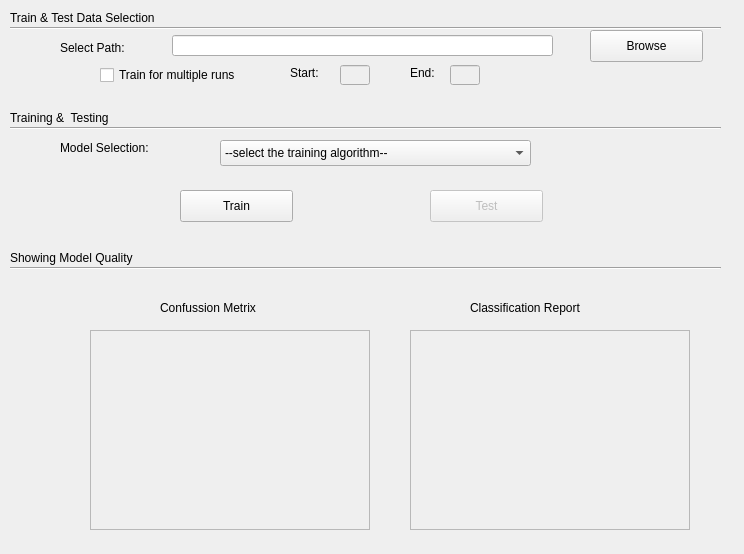
Qt form machineLearningGUI.ui (gihankaushyal/PixelAnomalyDetectorTool) before a commit.
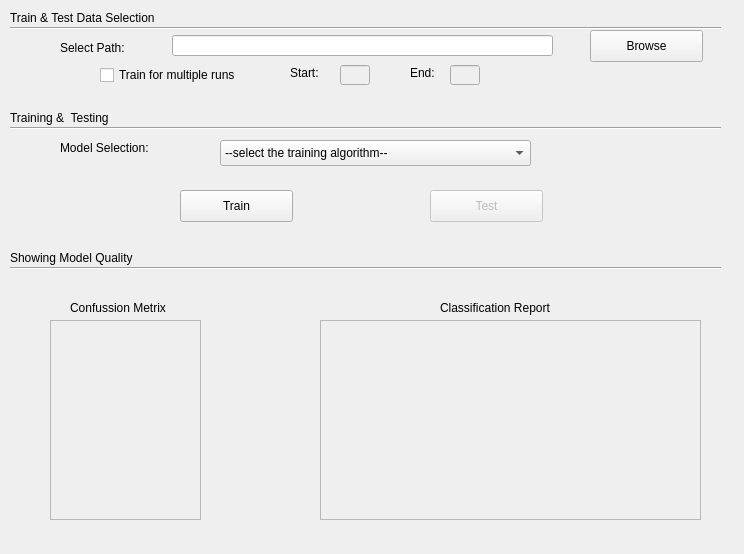
The same form after that commit.

Commit message: GUI is made to accommodate the outputs

```diff
--- a/machineLearningGUI.ui
+++ b/machineLearningGUI.ui
@@ -249,9 +249,9 @@
    </property>
    <property name="geometry">
     <rect>
-     <x>90</x>
-     <y>330</y>
-     <width>280</width>
+     <x>50</x>
+     <y>320</y>
+     <width>151</width>
      <height>200</height>
     </rect>
    </property>
@@ -262,9 +262,9 @@
    </property>
    <property name="geometry">
     <rect>
-     <x>410</x>
-     <y>330</y>
-     <width>280</width>
+     <x>320</x>
+     <y>320</y>
+     <width>381</width>
      <height>200</height>
     </rect>
    </property>
@@ -298,7 +298,7 @@
   <widget class="QLabel" name="label_8">
    <property name="geometry">
     <rect>
-     <x>160</x>
+     <x>70</x>
      <y>300</y>
      <width>121</width>
      <height>16</height>
@@ -311,7 +311,7 @@
   <widget class="QLabel" name="label_9">
    <property name="geometry">
     <rect>
-     <x>470</x>
+     <x>440</x>
      <y>300</y>
      <width>131</width>
      <height>16</height>
```
Left out of the diff: 2 changed lines with no effect on the pictures.
